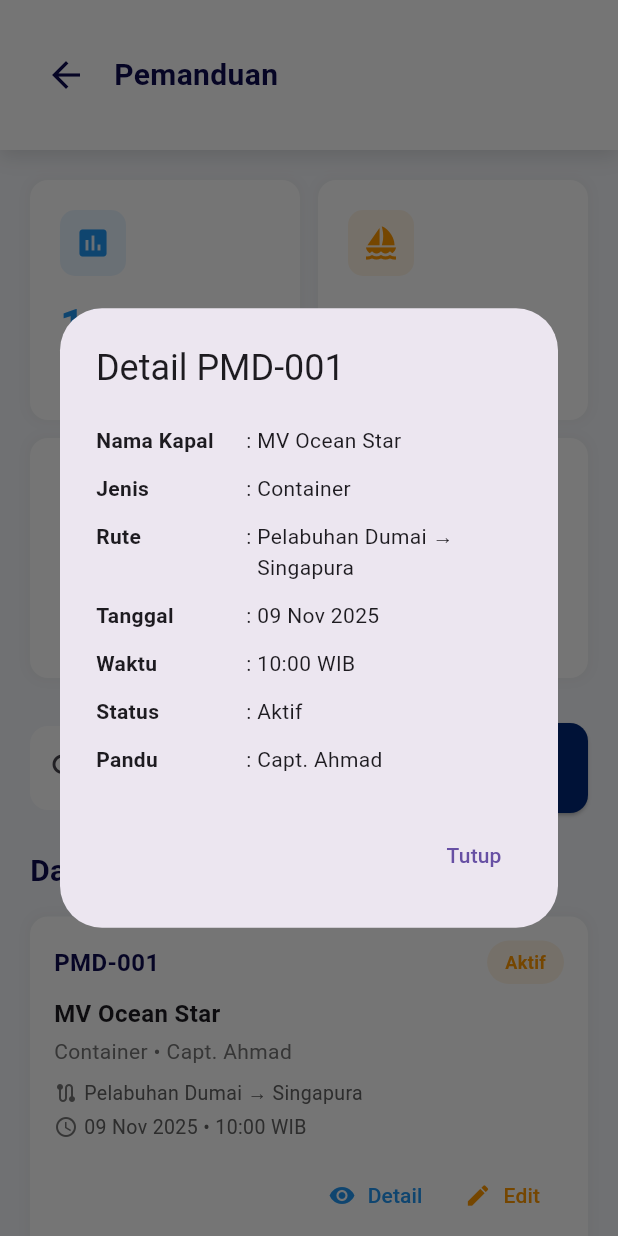
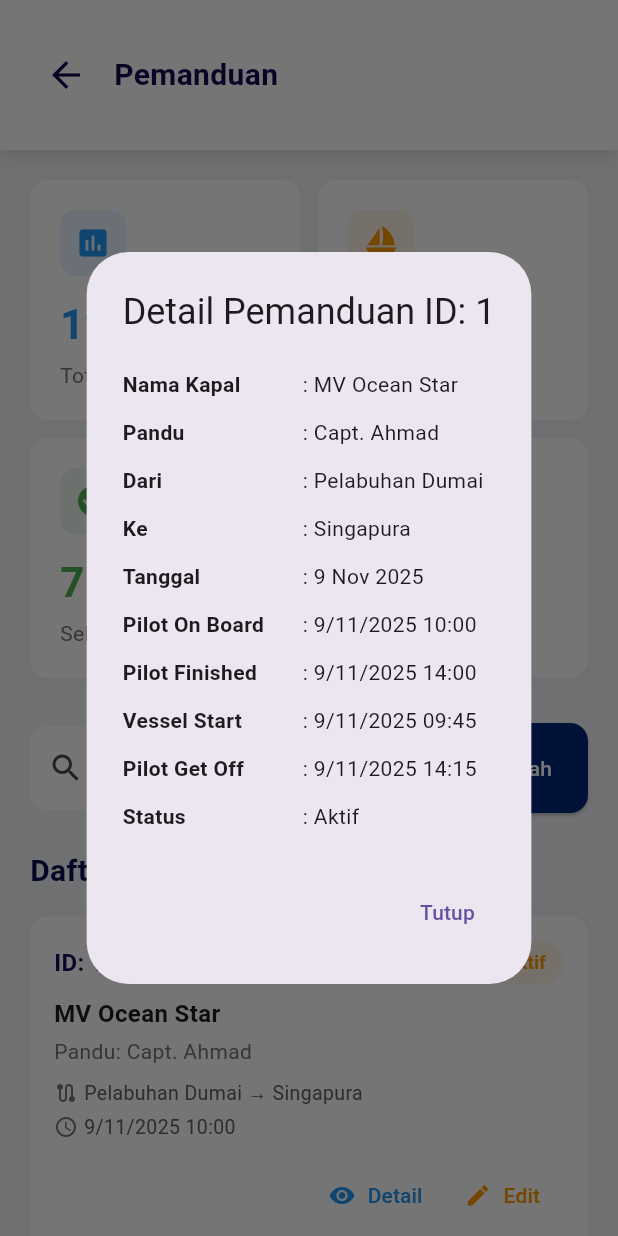
Before and after one commit to XenonightX/Pilotage-and-Assistance-app, a Flutter app: the PemanduanPage screen opened directly, after a tap on "Detail", on a phone screen of 412 x 824 dp. Run offline on Flutter 3.47's test engine with Material 3 defaults, Android fonts, the phone set to English and light mode, and no system bars; our stand-ins replace shared_preferences; accounts and stored records are empty.

Commit message:
menguba tampilan pemanduan_page.dart

```diff
--- /dev/null
+++ b/frontend/devtools_options.yaml
@@ -0,0 +1,3 @@
+description: This file stores settings for Dart & Flutter DevTools.
+documentation: https://docs.flutter.dev/tools/devtools/extensions#configure-extension-enablement-states
+extensions:
--- a/frontend/lib/pages/login/forgot_password_page.dart
+++ b/frontend/lib/pages/login/forgot_password_page.dart
@@ -25,8 +25,8 @@ class _ForgotPasswordPageState extends State<ForgotPasswordPage> {
     try {
       final response = await http.post(
         Uri.parse(
-            // 'http://192.168.0.9/pilotage_and_assistance_app/backend/auth/forgot_password.php'), //ip kantor
-            'http://192.168.1.8/pilotage_and_assistance_app/backend/auth/forgot_password.php'), //ip wifi rumah
+            'http://192.168.0.9/pilotage_and_assistance_app/backend/auth/forgot_password.php'), //ip kantor
+            // 'http://192.168.1.8/pilotage_and_assistance_app/backend/auth/forgot_password.php'), //ip wifi rumah
         headers: {"Content-Type": "application/json"},
         body: jsonEncode({
           "email": _emailController.text.trim(),
--- a/frontend/lib/pages/login/login_page.dart
+++ b/frontend/lib/pages/login/login_page.dart
@@ -37,8 +37,8 @@ class _LoginPageState extends State<LoginPage> {
     try {
       final response = await http.post(
         Uri.parse(
-            // 'http://192.168.0.9/pilotage_and_assistance_app/backend/auth/login.php'), //ip kantor
-            'http://192.168.1.8/pilotage_and_assistance_app/backend/auth/login.php'), //ip wifi rumah
+            'http://192.168.0.9/pilotage_and_assistance_app/backend/auth/login.php'), //ip kantor
+            // 'http://192.168.1.8/pilotage_and_assistance_app/backend/auth/login.php'), //ip wifi rumah
         headers: {"Content-Type": "application/json"},
         body: jsonEncode({"email": email, "password": password}),
       );
--- a/frontend/lib/pages/pemanduan_page.dart
+++ b/frontend/lib/pages/pemanduan_page.dart
@@ -11,37 +11,46 @@ class _PemanduanPageState extends State<PemanduanPage> {
   String _selectedFilter = 'Semua';
   final TextEditingController _searchController = TextEditingController();
 
-  // Dummy data
+  // Dummy data sesuai struktur database
   final List<Map<String, dynamic>> _pemanduanList = [
     {
-      'no': 'PMD-001',
-      'kapal': 'MV Ocean Star',
-      'jenis': 'Container',
-      'waktu': '10:00 WIB',
-      'tanggal': '09 Nov 2025',
+      'id': 1,
+      'pilot_name': 'Capt. Ahmad',
+      'from_where': 'Pelabuhan Dumai',
+      'to_where': 'Singapura',
+      'pilot_on_board': '2025-11-09 10:00:00',
+      'pilot_finished': '2025-11-09 14:00:00',
+      'tanggal': '2025-11-09',
+      'vessel_start': '2025-11-09 09:45:00',
+      'pilot_get_off': '2025-11-09 14:15:00',
+      'vessel_name': 'MV Ocean Star',
       'status': 'Aktif',
-      'pandu': 'Capt. Ahmad',
-      'pelabuhan': 'Pelabuhan Dumai → Singapura'
     },
     {
-      'no': 'PMD-002',
-      'kapal': 'MT Marine Tanker',
-      'jenis': 'Tanker',
-      'waktu': '14:30 WIB',
-      'tanggal': '09 Nov 2025',
+      'id': 2,
+      'pilot_name': 'Capt. Budi',
+      'from_where': 'Singapura',
+      'to_where': 'Pelabuhan Dumai',
+      'pilot_on_board': '2025-11-09 14:30:00',
+      'pilot_finished': null,
+      'tanggal': '2025-11-09',
+      'vessel_start': '2025-11-09 14:15:00',
+      'pilot_get_off': null,
+      'vessel_name': 'MT Marine Tanker',
       'status': 'Terjadwal',
-      'pandu': 'Capt. Budi',
-      'pelabuhan': 'Singapura → Pelabuhan Dumai'
     },
     {
-      'no': 'PMD-003',
-      'kapal': 'MV Cargo Express',
-      'jenis': 'Cargo',
-      'waktu': '08:00 WIB',
-      'tanggal': '09 Nov 2025',
+      'id': 3,
+      'pilot_name': 'Capt. Chandra',
+      'from_where': 'Pelabuhan Dumai',
+      'to_where': 'Malaysia',
+      'pilot_on_board': '2025-11-09 08:00:00',
+      'pilot_finished': '2025-11-09 12:00:00',
+      'tanggal': '2025-11-09',
+      'vessel_start': '2025-11-09 07:45:00',
+      'pilot_get_off': '2025-11-09 12:15:00',
+      'vessel_name': 'MV Cargo Express',
       'status': 'Selesai',
-      'pandu': 'Capt. Chandra',
-      'pelabuhan': 'Pelabuhan Dumai → Malaysia'
     },
   ];
 
@@ -104,7 +113,7 @@ class _PemanduanPageState extends State<PemanduanPage> {
                         child: TextField(
                           controller: _searchController,
                           decoration: InputDecoration(
-                            hintText: 'Cari nama kapal atau nomor pemanduan...',
+                            hintText: 'Cari nama kapal atau nama pandu...',
                             prefixIcon: const Icon(Icons.search),
                             filled: true,
                             fillColor: Colors.white,
@@ -277,6 +286,28 @@ class _PemanduanPageState extends State<PemanduanPage> {
     );
   }
 
+  // Helper: Format DateTime
+  String _formatDateTime(String? dateTime) {
+    if (dateTime == null) return '-';
+    try {
+      final dt = DateTime.parse(dateTime);
+      return '${dt.day}/${dt.month}/${dt.year} ${dt.hour.toString().padLeft(2, '0')}:${dt.minute.toString().padLeft(2, '0')}';
+    } catch (e) {
+      return dateTime;
+    }
+  }
+
+  String _formatDate(String? date) {
+    if (date == null) return '-';
+    try {
+      final dt = DateTime.parse(date);
+      final months = ['Jan', 'Feb', 'Mar', 'Apr', 'Mei', 'Jun', 'Jul', 'Agu', 'Sep', 'Okt', 'Nov', 'Des'];
+      return '${dt.day} ${months[dt.month - 1]} ${dt.year}';
+    } catch (e) {
+      return date;
+    }
+  }
+
   // ✅ Table untuk Desktop
   Widget _buildTable() {
     return Container(
@@ -296,24 +327,26 @@ class _PemanduanPageState extends State<PemanduanPage> {
         child: DataTable(
           headingRowColor: MaterialStateProperty.all(Colors.grey[100]),
           columns: const [
-            DataColumn(label: Text('No Pemanduan', style: TextStyle(fontWeight: FontWeight.bold))),
+            DataColumn(label: Text('ID', style: TextStyle(fontWeight: FontWeight.bold))),
             DataColumn(label: Text('Nama Kapal', style: TextStyle(fontWeight: FontWeight.bold))),
-            DataColumn(label: Text('Jenis', style: TextStyle(fontWeight: FontWeight.bold))),
-            DataColumn(label: Text('Rute', style: TextStyle(fontWeight: FontWeight.bold))),
-            DataColumn(label: Text('Waktu', style: TextStyle(fontWeight: FontWeight.bold))),
+            DataColumn(label: Text('Pandu', style: TextStyle(fontWeight: FontWeight.bold))),
+            DataColumn(label: Text('Dari', style: TextStyle(fontWeight: FontWeight.bold))),
+            DataColumn(label: Text('Ke', style: TextStyle(fontWeight: FontWeight.bold))),
+            DataColumn(label: Text('Tanggal', style: TextStyle(fontWeight: FontWeight.bold))),
+            DataColumn(label: Text('Pilot On Board', style: TextStyle(fontWeight: FontWeight.bold))),
             DataColumn(label: Text('Status', style: TextStyle(fontWeight: FontWeight.bold))),
-            DataColumn(label: Text('Pandu', style: TextStyle(fontWeight: FontWeight.bold))),
             DataColumn(label: Text('Aksi', style: TextStyle(fontWeight: FontWeight.bold))),
           ],
           rows: _pemanduanList.map((data) {
             return DataRow(cells: [
-              DataCell(Text(data['no'])),
-              DataCell(Text(data['kapal'])),
-              DataCell(Text(data['jenis'])),
-              DataCell(Text(data['pelabuhan'], style: const TextStyle(fontSize: 12))),
-              DataCell(Text('${data['tanggal']}\n${data['waktu']}', style: const TextStyle(fontSize: 12))),
-              DataCell(_buildStatusBadge(data['status'])),
-              DataCell(Text(data['pandu'])),
+              DataCell(Text(data['id'].toString())),
+              DataCell(Text(data['vessel_name'] ?? '-')),
+              DataCell(Text(data['pilot_name'] ?? '-')),
+              DataCell(Text(data['from_where'] ?? '-', style: const TextStyle(fontSize: 12))),
+              DataCell(Text(data['to_where'] ?? '-', style: const TextStyle(fontSize: 12))),
+              DataCell(Text(_formatDate(data['tanggal']), style: const TextStyle(fontSize: 12))),
+              DataCell(Text(_formatDateTime(data['pilot_on_board']), style: const TextStyle(fontSize: 12))),
+              DataCell(_buildStatusBadge(data['status'] ?? 'Terjadwal')),
               DataCell(
                 Row(
                   children: [
@@ -329,7 +362,7 @@ class _PemanduanPageState extends State<PemanduanPage> {
                     ),
                     IconButton(
                       icon: const Icon(Icons.delete, color: Colors.red, size: 20),
-                      onPressed: () => _showDeleteConfirmation(context, data['no']),
+                      onPressed: () => _showDeleteConfirmation(context, data['id'].toString()),
                       tooltip: 'Hapus',
                     ),
                   ],
@@ -367,24 +400,24 @@ class _PemanduanPageState extends State<PemanduanPage> {
                 mainAxisAlignment: MainAxisAlignment.spaceBetween,
                 children: [
                   Text(
-                    data['no'],
+                    'ID: ${data['id']}',
                     style: const TextStyle(
                       fontSize: 16,
                       fontWeight: FontWeight.bold,
                       color: Color.fromRGBO(12, 10, 80, 1),
                     ),
                   ),
-                  _buildStatusBadge(data['status']),
+                  _buildStatusBadge(data['status'] ?? 'Terjadwal'),
                 ],
               ),
               const SizedBox(height: 8),
               Text(
-                data['kapal'],
+                data['vessel_name'] ?? '-',
                 style: const TextStyle(fontSize: 16, fontWeight: FontWeight.w600),
               ),
               const SizedBox(height: 4),
               Text(
-                '${data['jenis']} • ${data['pandu']}',
+                'Pandu: ${data['pilot_name'] ?? '-'}',
                 style: TextStyle(fontSize: 14, color: Colors.grey[600]),
               ),
               const SizedBox(height: 8),
@@ -394,7 +427,7 @@ class _PemanduanPageState extends State<PemanduanPage> {
                   const SizedBox(width: 4),
                   Expanded(
                     child: Text(
-                      data['pelabuhan'],
+                      '${data['from_where']} → ${data['to_where']}',
                       style: TextStyle(fontSize: 13, color: Colors.grey[700]),
                     ),
                   ),
@@ -406,7 +439,7 @@ class _PemanduanPageState extends State<PemanduanPage> {
                   Icon(Icons.access_time, size: 16, color: Colors.grey[600]),
                   const SizedBox(width: 4),
                   Text(
-                    '${data['tanggal']} • ${data['waktu']}',
+                    _formatDateTime(data['pilot_on_board']),
                     style: TextStyle(fontSize: 13, color: Colors.grey[700]),
                   ),
                 ],
@@ -482,13 +515,15 @@ class _PemanduanPageState extends State<PemanduanPage> {
             children: [
               TextField(decoration: InputDecoration(labelText: 'Nama Kapal')),
               SizedBox(height: 12),
-              TextField(decoration: InputDecoration(labelText: 'Call Sign')),
+              TextField(decoration: InputDecoration(labelText: 'Nama Pandu')),
               SizedBox(height: 12),
-              TextField(decoration: InputDecoration(labelText: 'Pelabuhan Asal')),
+              TextField(decoration: InputDecoration(labelText: 'Dari (Pelabuhan)')),
               SizedBox(height: 12),
-              TextField(decoration: InputDecoration(labelText: 'Pelabuhan Tujuan')),
+              TextField(decoration: InputDecoration(labelText: 'Ke (Pelabuhan)')),
               SizedBox(height: 12),
-              TextField(decoration: InputDecoration(labelText: 'Tanggal & Waktu')),
+              TextField(decoration: InputDecoration(labelText: 'Tanggal')),
+              SizedBox(height: 12),
+              TextField(decoration: InputDecoration(labelText: 'Waktu Pilot On Board')),
             ],
           ),
         ),
@@ -516,19 +551,22 @@ class _PemanduanPageState extends State<PemanduanPage> {
     showDialog(
       context: context,
       builder: (context) => AlertDialog(
-        title: Text('Detail ${data['no']}'),
+        title: Text('Detail Pemanduan ID: ${data['id']}'),
         content: SingleChildScrollView(
           child: Column(
             crossAxisAlignment: CrossAxisAlignment.start,
             mainAxisSize: MainAxisSize.min,
             children: [
-              _buildDetailRow('Nama Kapal', data['kapal']),
-              _buildDetailRow('Jenis', data['jenis']),
-              _buildDetailRow('Rute', data['pelabuhan']),
-              _buildDetailRow('Tanggal', data['tanggal']),
-              _buildDetailRow('Waktu', data['waktu']),
-              _buildDetailRow('Status', data['status']),
-              _buildDetailRow('Pandu', data['pandu']),
+              _buildDetailRow('Nama Kapal', data['vessel_name'] ?? '-'),
+              _buildDetailRow('Pandu', data['pilot_name'] ?? '-'),
+              _buildDetailRow('Dari', data['from_where'] ?? '-'),
+              _buildDetailRow('Ke', data['to_where'] ?? '-'),
+              _buildDetailRow('Tanggal', _formatDate(data['tanggal'])),
+              _buildDetailRow('Pilot On Board', _formatDateTime(data['pilot_on_board'])),
+              _buildDetailRow('Pilot Finished', _formatDateTime(data['pilot_finished'])),
+              _buildDetailRow('Vessel Start', _formatDateTime(data['vessel_start'])),
+              _buildDetailRow('Pilot Get Off', _formatDateTime(data['pilot_get_off'])),
+              _buildDetailRow('Status', data['status'] ?? '-'),
             ],
           ),
         ),
@@ -549,7 +587,7 @@ class _PemanduanPageState extends State<PemanduanPage> {
         crossAxisAlignment: CrossAxisAlignment.start,
         children: [
           SizedBox(
-            width: 100,
+            width: 120,
             child: Text(
               label,
               style: const TextStyle(fontWeight: FontWeight.bold),
@@ -567,7 +605,7 @@ class _PemanduanPageState extends State<PemanduanPage> {
     showDialog(
       context: context,
       builder: (context) => AlertDialog(
-        title: Text('Edit ${data['no']}'),
+        title: Text('Edit Pemanduan ID: ${data['id']}'),
         content: const Text('Form edit akan ditampilkan di sini'),
         actions: [
           TextButton(
@@ -589,12 +627,12 @@ class _PemanduanPageState extends State<PemanduanPage> {
   }
 
   // ✅ Konfirmasi Hapus
-  void _showDeleteConfirmation(BuildContext context, String no) {
+  void _showDeleteConfirmation(BuildContext context, String id) {
     showDialog(
       context: context,
       builder: (context) => AlertDialog(
         title: const Text('Hapus Pemanduan'),
-        content: Text('Apakah Anda yakin ingin menghapus $no?'),
+        content: Text('Apakah Anda yakin ingin menghapus pemanduan ID: $id?'),
         actions: [
           TextButton(
             onPressed: () => Navigator.pop(context),
--- a/frontend/lib/pages/profile/change_password_page.dart
+++ b/frontend/lib/pages/profile/change_password_page.dart
@@ -49,8 +49,8 @@ class _ChangePasswordPageState extends State<ChangePasswordPage> {
     try {
       final response = await http.post(
         Uri.parse(
-            // 'http://192.168.0.9/pilotage_and_assistance_app/backend/auth/change_password.php'), //ip kantor
-            'http://192.168.1.8/pilotage_and_assistance_app/backend/auth/change_password.php'), //ip wifi rumah
+            'http://192.168.0.9/pilotage_and_assistance_app/backend/auth/change_password.php'), //ip kantor
+            // 'http://192.168.1.8/pilotage_and_assistance_app/backend/auth/change_password.php'), //ip wifi rumah
         headers: {"Content-Type": "application/json"},
         body: jsonEncode({
           "user_id": _userId,
--- a/frontend/lib/pages/profile/edit_profile_page.dart
+++ b/frontend/lib/pages/profile/edit_profile_page.dart
@@ -47,8 +47,8 @@ class _EditProfilePageState extends State<EditProfilePage> {
     try {
       final response = await http.post(
         Uri.parse(
-            // 'http://192.168.0.9/pilotage_and_assistance_app/backend/auth/update_profile.php'), //ip kantor
-            'http://192.168.1.8/pilotage_and_assistance_app/backend/auth/update_profile.php'), //ip wifi rumah
+            'http://192.168.0.9/pilotage_and_assistance_app/backend/auth/update_profile.php'), //ip kantor
+            // 'http://192.168.1.8/pilotage_and_assistance_app/backend/auth/update_profile.php'), //ip wifi rumah
         headers: {"Content-Type": "application/json"},
         body: jsonEncode({
           "user_id": _userId,
--- a/frontend/lib/pages/register/register_page.dart
+++ b/frontend/lib/pages/register/register_page.dart
@@ -46,8 +46,8 @@ class _RegisterPageState extends State<RegisterPage> {
     try {
       final response = await http.post(
         Uri.parse(
-            // 'http://192.168.0.9/pilotage_and_assistance_app/backend/auth/register.php'), //ip kantor
-            'http://192.168.1.8/pilotage_and_assistance_app/backend/auth/register.php'), //ip wifi rumah
+            'http://192.168.0.9/pilotage_and_assistance_app/backend/auth/register.php'), //ip kantor
+            // 'http://192.168.1.8/pilotage_and_assistance_app/backend/auth/register.php'), //ip wifi rumah
         headers: {"Content-Type": "application/json"},
         body: jsonEncode({
           "name": name,
```
